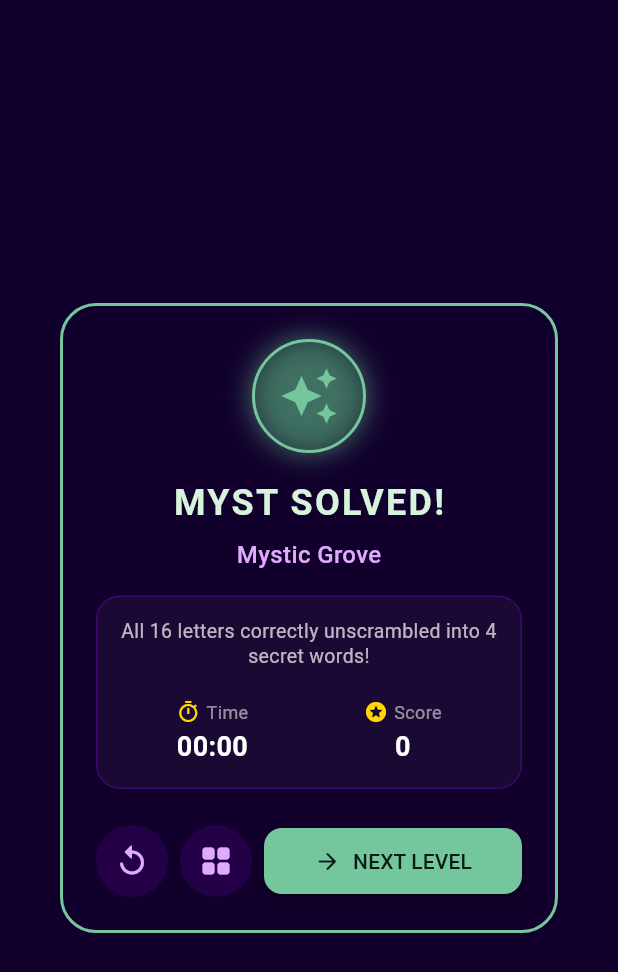
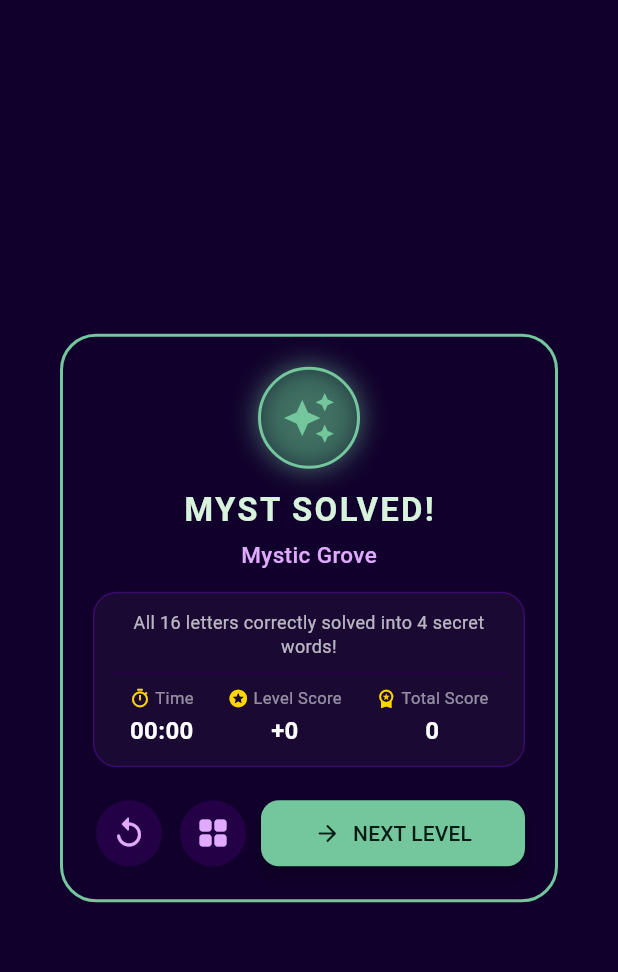
Before and after one commit to drayze/letter_in_the_myst, a Flutter app: the VictoryDialog widget shown alone on an empty page, opened directly with sample values from the repository, on a phone screen of 412 x 824 dp. Shown: the top 972 px of the screen. Run offline on Flutter 3.47's test engine with Material 3 defaults, Android fonts, the phone set to English and light mode, and no system bars.

Commit message:
Updating files to accommodate the totaling and tracking of the score. Beginning of the code to take score credits deductions for hint use.

```diff
--- a/lib/main.dart
+++ b/lib/main.dart
@@ -1,7 +1,10 @@
 import 'package:flutter/material.dart';
 import 'screens/level_select_screen.dart';
+import 'services/score_manager.dart';
 
-void main() {
+void main() async {
+  WidgetsFlutterBinding.ensureInitialized();
+  await ScoreManager().init();
   runApp(const LettersInTheMystApp());
 }
 
--- a/lib/widgets/victory_dialog.dart
+++ b/lib/widgets/victory_dialog.dart
@@ -3,7 +3,8 @@ import '../models/level.dart';
 
 class VictoryDialog extends StatelessWidget {
   final Level level;
-  final int score;
+  final int levelScore;
+  final int totalScore;
   final int timeInSeconds;
   final VoidCallback onNextLevel;
   final VoidCallback onReplay;
@@ -12,7 +13,8 @@ class VictoryDialog extends StatelessWidget {
   const VictoryDialog({
     super.key,
     required this.level,
-    required this.score,
+    required this.levelScore,
+    required this.totalScore,
     required this.timeInSeconds,
     required this.onNextLevel,
     required this.onReplay,
@@ -31,13 +33,13 @@ class VictoryDialog extends StatelessWidget {
         side: const BorderSide(color: Color(0xFF74C69D), width: 2),
       ),
       child: Padding(
-        padding: const EdgeInsets.all(24.0),
+        padding: const EdgeInsets.all(22.0),
         child: Column(
           mainAxisSize: MainAxisSize.min,
           children: [
             // Victory Icon
             Container(
-              padding: const EdgeInsets.all(16),
+              padding: const EdgeInsets.all(14),
               decoration: BoxDecoration(
                 color: const Color(0xFF2D6A4F).withAlpha(100),
                 shape: BoxShape.circle,
@@ -52,35 +54,35 @@ class VictoryDialog extends StatelessWidget {
               child: const Icon(
                 Icons.auto_awesome,
                 color: Color(0xFF74C69D),
-                size: 40,
+                size: 36,
               ),
             ),
-            const SizedBox(height: 16),
+            const SizedBox(height: 12),
 
             const Text(
               'MYST SOLVED!',
               style: TextStyle(
                 color: Color(0xFFD8F3DC),
-                fontSize: 24,
+                fontSize: 22,
                 fontWeight: FontWeight.bold,
                 letterSpacing: 1.5,
               ),
             ),
-            const SizedBox(height: 6),
+            const SizedBox(height: 4),
 
             Text(
               level.name,
               style: const TextStyle(
                 color: Color(0xFFE0AAFF),
-                fontSize: 16,
+                fontSize: 15,
                 fontWeight: FontWeight.w500,
               ),
             ),
-            const SizedBox(height: 16),
+            const SizedBox(height: 14),
 
             // Summary box
             Container(
-              padding: const EdgeInsets.all(14),
+              padding: const EdgeInsets.all(12),
               decoration: BoxDecoration(
                 color: const Color(0xFF190933),
                 borderRadius: BorderRadius.circular(16),
@@ -89,26 +91,27 @@ class VictoryDialog extends StatelessWidget {
               child: Column(
                 children: [
                   Text(
-                    'All ${level.totalLetters} letters correctly unscrambled into ${level.words.length} secret words!',
+                    'All ${level.totalLetters} letters correctly solved into ${level.words.length} secret words!',
                     textAlign: TextAlign.center,
                     style: const TextStyle(
                       color: Colors.white70,
-                      fontSize: 13,
+                      fontSize: 12,
                       height: 1.3,
                     ),
                   ),
-                  const Divider(color: Color(0xFF240046), height: 20),
+                  const Divider(color: Color(0xFF240046), height: 18),
                   Row(
                     mainAxisAlignment: MainAxisAlignment.spaceAround,
                     children: [
                       _buildStat('Time', timeStr, Icons.timer_outlined),
-                      _buildStat('Score', '$score', Icons.stars_rounded),
+                      _buildStat('Level Score', '+$levelScore', Icons.stars_rounded),
+                      _buildStat('Total Score', '$totalScore', Icons.workspace_premium),
                     ],
                   ),
                 ],
               ),
             ),
-            const SizedBox(height: 24),
+            const SizedBox(height: 20),
 
             // Buttons
             Row(
@@ -120,7 +123,7 @@ class VictoryDialog extends StatelessWidget {
                   style: IconButton.styleFrom(
                     backgroundColor: const Color(0xFF240046),
                     foregroundColor: const Color(0xFFE0AAFF),
-                    padding: const EdgeInsets.all(12),
+                    padding: const EdgeInsets.all(10),
                   ),
                 ),
                 const SizedBox(width: 8),
@@ -131,14 +134,14 @@ class VictoryDialog extends StatelessWidget {
                   style: IconButton.styleFrom(
                     backgroundColor: const Color(0xFF240046),
                     foregroundColor: const Color(0xFFE0AAFF),
-                    padding: const EdgeInsets.all(12),
+                    padding: const EdgeInsets.all(10),
                   ),
                 ),
                 const SizedBox(width: 8),
                 Expanded(
                   child: ElevatedButton.icon(
                     onPressed: onNextLevel,
-                    icon: const Icon(Icons.arrow_forward_rounded),
+                    icon: const Icon(Icons.arrow_forward_rounded, size: 18),
                     label: const Text('NEXT LEVEL'),
                     style: ElevatedButton.styleFrom(
                       backgroundColor: const Color(0xFF74C69D),
@@ -165,11 +168,11 @@ class VictoryDialog extends StatelessWidget {
         Row(
           mainAxisSize: MainAxisSize.min,
           children: [
-            Icon(icon, size: 16, color: const Color(0xFFFFD700)),
-            const SizedBox(width: 4),
+            Icon(icon, size: 14, color: const Color(0xFFFFD700)),
+            const SizedBox(width: 3),
             Text(
               label,
-              style: const TextStyle(color: Colors.white54, fontSize: 12),
+              style: const TextStyle(color: Colors.white54, fontSize: 11),
             ),
           ],
         ),
@@ -178,7 +181,7 @@ class VictoryDialog extends StatelessWidget {
           value,
           style: const TextStyle(
             color: Colors.white,
-            fontSize: 18,
+            fontSize: 16,
             fontWeight: FontWeight.bold,
           ),
         ),
--- a/pubspec.yaml
+++ b/pubspec.yaml
@@ -31,9 +31,8 @@ dependencies:
   flutter:
     sdk: flutter
 
-  # The following adds the Cupertino Icons font to your application.
-  # Use with the CupertinoIcons class for iOS style icons.
   cupertino_icons: ^1.0.8
+  shared_preferences: ^2.2.2
 
 dev_dependencies:
   flutter_test:
```
Also changed, not shown: lib/screens/level_select_screen.dart (+72 -48 lines), pubspec.lock, 3 other files.
